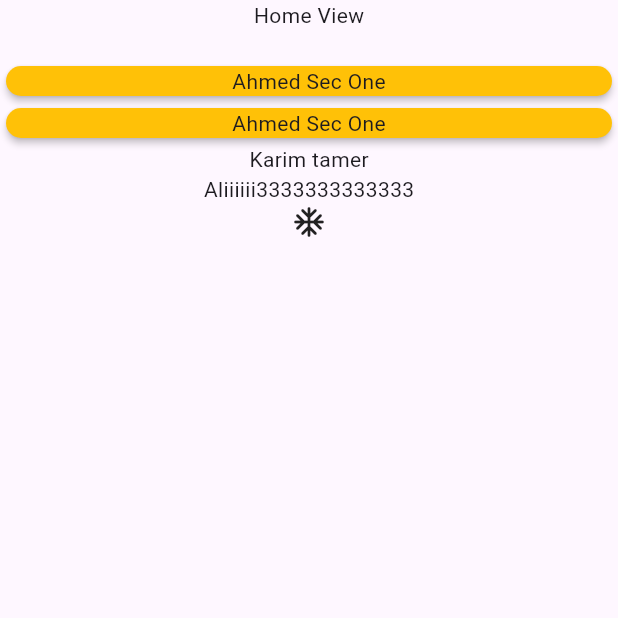
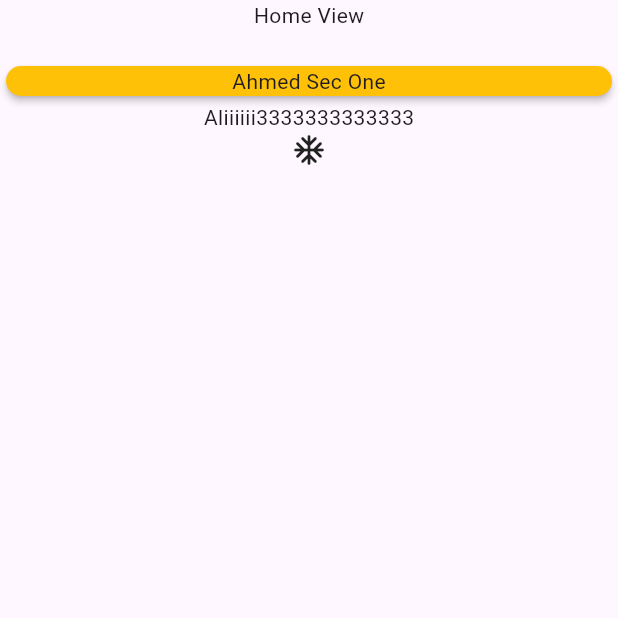
Before and after one commit to Netrk-A/final-project, a Flutter app: the screen it shows after launch, on a phone screen of 412 x 824 dp, the top half of it. Run offline on Flutter 3.47's test engine with Material 3 defaults, Android fonts, the phone set to English and light mode, and no system bars.

Commit message:
new commit with app file

```diff
--- a/lib/presentation/views/home_view.dart
+++ b/lib/presentation/views/home_view.dart
@@ -20,8 +20,6 @@ class HomeView extends StatelessWidget {
             elevation: 2,
             child: Center(child: Text("Ahmed Sec One")),
           ),
-          AhmedSecOne(),
-          Text('Karim tamer'),
           KarimSecOne(),
           Icon(Icons.ac_unit_rounded),
           ///// ya rab
```
